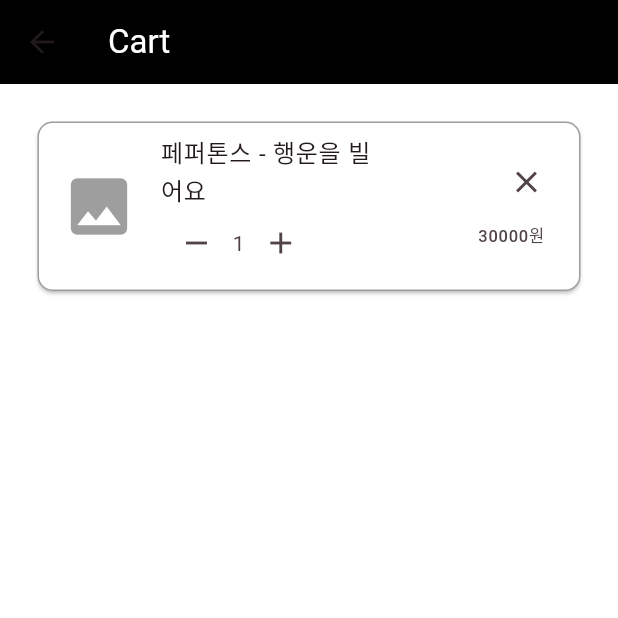
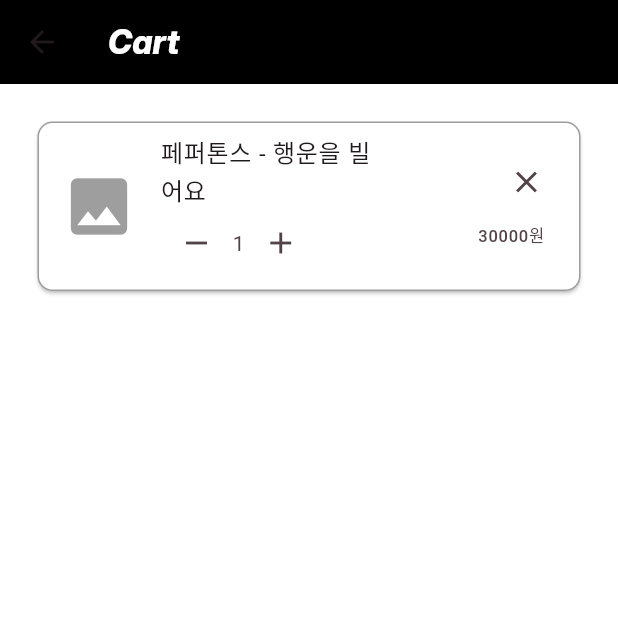
Before and after one commit to nakwon-music-shop/ONLINE_SHOPPINGMALL, a Flutter app: the screen it shows after launch, scrolled down 558 dp, after a tap on the "shopping bag" icon, on a phone screen of 412 x 824 dp, the top half of it. Run offline on Flutter 3.47's test engine with Material 3 defaults, Android fonts, the phone set to English and light mode, and no system bars; our stand-ins replace cloud_firestore, firebase_core, image_picker; accounts and stored records are empty.

Commit message:
[modify]전체 앱바 폰트 적용

```diff
--- a/nakwon_online_shoppingmall/lib/pages/cart/shopping_cart_Page.dart
+++ b/nakwon_online_shoppingmall/lib/pages/cart/shopping_cart_Page.dart
@@ -98,8 +98,9 @@ class ShoppingCartState extends State<ShoppingCartPage> {
         title: Text(
           'Cart',
           style: TextStyle(
-            color: Colors.white,
-          ),
+              fontFamily: "Inter-Italic",
+              fontWeight: FontWeight.w100,
+              color: Colors.white),
         ),
         backgroundColor: Colors.black,
       ),
--- a/nakwon_online_shoppingmall/lib/pages/detail/detail_page.dart
+++ b/nakwon_online_shoppingmall/lib/pages/detail/detail_page.dart
@@ -13,7 +13,10 @@ class DetailPage extends StatelessWidget {
       appBar: AppBar(
         title: Text(
           'NakWon',
-          style: TextStyle(color: Colors.white), // AppBar의 글자 색상 설정
+          style: TextStyle(
+              fontFamily: "Inter-Italic",
+              fontWeight: FontWeight.w100,
+              color: Colors.white), // AppBar의 글자 색상 설정
         ),
         backgroundColor: Colors.black, // AppBar의 배경 색상 설정
         centerTitle: true, // 제목의 위치를 가운데로 설정
--- a/nakwon_online_shoppingmall/lib/pages/home/home_page.dart
+++ b/nakwon_online_shoppingmall/lib/pages/home/home_page.dart
@@ -68,7 +68,10 @@ class _HomePageState extends State<HomePage> {
       appBar: AppBar(
           title: Text(
             'NakWon',
-            style: TextStyle(color: Colors.white),
+            style: TextStyle(
+                fontFamily: "Inter-Italic",
+                fontWeight: FontWeight.w100,
+                color: Colors.white),
           ),
           backgroundColor: Colors.black,
           actions: [
--- a/nakwon_online_shoppingmall/lib/pages/order/my_orders_page.dart
+++ b/nakwon_online_shoppingmall/lib/pages/order/my_orders_page.dart
@@ -1,4 +1,3 @@
-
 import 'package:flutter/material.dart';
 import 'package:nakwon_online_shoppingmall/album.dart';
 import 'package:nakwon_online_shoppingmall/pages/home/home_page.dart';
@@ -21,7 +20,10 @@ class _MyOrdersPageState extends State<MyOrdersPage> {
       appBar: AppBar(
         title: const Text(
           'My Orders',
-          style: TextStyle(color: Colors.white),
+          style: TextStyle(
+              fontFamily: "Inter-Italic",
+              fontWeight: FontWeight.w100,
+              color: Colors.white),
         ),
         backgroundColor: Colors.black,
         actions: [
--- a/nakwon_online_shoppingmall/lib/pages/regist/regist_page.dart
+++ b/nakwon_online_shoppingmall/lib/pages/regist/regist_page.dart
@@ -29,7 +29,10 @@ class _RegistPageState extends State<RegistPage> {
         centerTitle: true,
         title: Text(
           'NakWon',
-          style: TextStyle(fontWeight: FontWeight.bold, color: Colors.white),
+          style: TextStyle(
+              fontFamily: "Inter-Italic",
+              fontWeight: FontWeight.w100,
+              color: Colors.white),
         ),
       ),
       // 상품 이미지가 들어가는 부분
```
